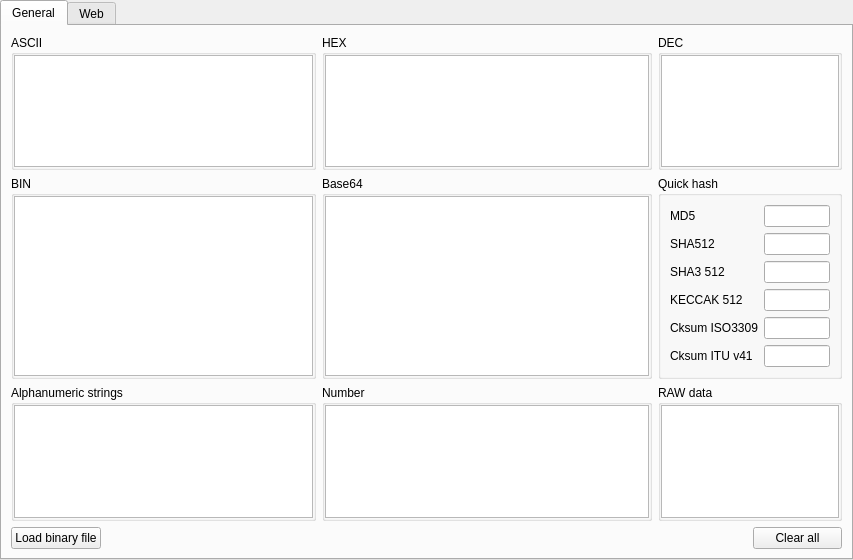
Before: the Qt Designer form ui/Encoding/UiEncoding.ui in caffedrine/CryptoPocketKnife, drawn with Qt 5.
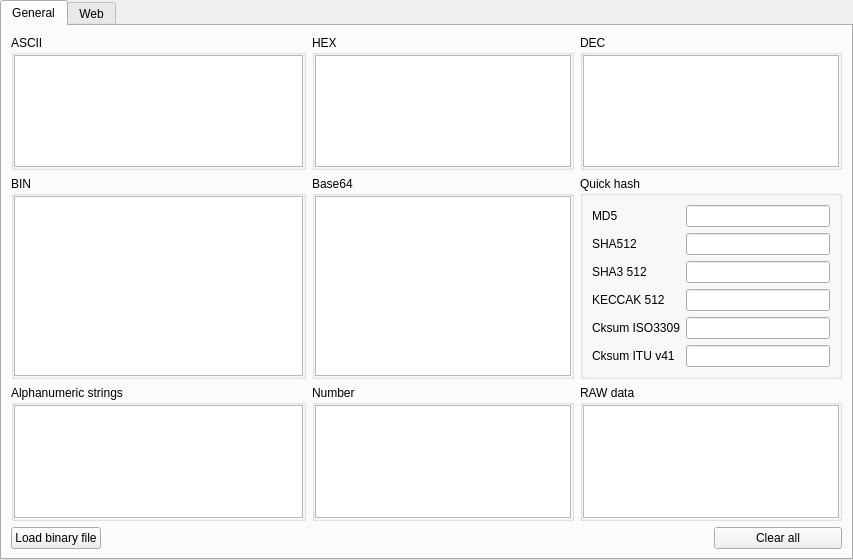
After: the same form once the commit is applied. Custom widgets are drawn as their Qt base class.

Commit message: add encoding stats

Patch:
```diff
--- a/ui/Encoding/UiEncoding.ui
+++ b/ui/Encoding/UiEncoding.ui
@@ -36,8 +36,44 @@
        <string>General</string>
       </attribute>
       <layout class="QGridLayout" name="gridLayout_35">
-       <item row="0" column="0" colspan="2">
-        <widget class="QGroupBox" name="groupBox_3">
+       <item row="2" column="0" colspan="4">
+        <widget class="QGroupBox" name="groupBox_AlphanumericStrings">
+         <property name="title">
+          <string>Alphanumeric strings</string>
+         </property>
+         <layout class="QGridLayout" name="gridLayout_32">
+          <property name="leftMargin">
+           <number>0</number>
+          </property>
+          <property name="topMargin">
+           <number>0</number>
+          </property>
+          <property name="rightMargin">
+           <number>0</number>
+          </property>
+          <property name="bottomMargin">
+           <number>0</number>
+          </property>
+          <item row="0" column="0">
+           <widget class="QTextEdit" name="textEdit_EncodeDecode_General_AlphanumericStrings">
+            <property name="acceptDrops">
+             <bool>false</bool>
+            </property>
+            <property name="html">
+             <string>&lt;!DOCTYPE HTML PUBLIC &quot;-//W3C//DTD HTML 4.0//EN&quot; &quot;http://www.w3.org/TR/REC-html40/strict.dtd&quot;&gt;
+&lt;html&gt;&lt;head&gt;&lt;meta name=&quot;qrichtext&quot; content=&quot;1&quot; /&gt;&lt;meta charset=&quot;utf-8&quot; /&gt;&lt;style type=&quot;text/css&quot;&gt;
+p, li { white-space: pre-wrap; }
+hr { height: 1px; border-width: 0; }
+&lt;/style&gt;&lt;/head&gt;&lt;body style=&quot; font-family:'Segoe UI'; font-size:9pt; font-weight:400; font-style:normal;&quot;&gt;
+&lt;p style=&quot;-qt-paragraph-type:empty; margin-top:0px; margin-bottom:0px; margin-left:0px; margin-right:0px; -qt-block-indent:0; text-indent:0px; font-family:'MS Shell Dlg 2'; font-size:8.25pt;&quot;&gt;&lt;br /&gt;&lt;/p&gt;&lt;/body&gt;&lt;/html&gt;</string>
+            </property>
+           </widget>
+          </item>
+         </layout>
+        </widget>
+       </item>
+       <item row="0" column="0" colspan="4">
+        <widget class="QGroupBox" name="groupBox_ASCII">
          <property name="title">
           <string>ASCII</string>
          </property>
@@ -64,36 +100,8 @@
          </layout>
         </widget>
        </item>
-       <item row="0" column="2" colspan="2">
-        <widget class="QGroupBox" name="groupBox_4">
-         <property name="title">
-          <string>HEX</string>
-         </property>
-         <layout class="QGridLayout" name="gridLayout_28">
-          <property name="leftMargin">
-           <number>0</number>
-          </property>
-          <property name="topMargin">
-           <number>0</number>
-          </property>
-          <property name="rightMargin">
-           <number>0</number>
-          </property>
-          <property name="bottomMargin">
-           <number>0</number>
-          </property>
-          <item row="0" column="0">
-           <widget class="QTextEdit" name="textEdit_EncodeDecode_General_HEX">
-            <property name="acceptDrops">
-             <bool>false</bool>
-            </property>
-           </widget>
-          </item>
-         </layout>
-        </widget>
-       </item>
-       <item row="0" column="4" colspan="2">
-        <widget class="QGroupBox" name="groupBox_5">
+       <item row="0" column="6" colspan="2">
+        <widget class="QGroupBox" name="groupBox_DEC">
          <property name="title">
           <string>DEC</string>
          </property>
@@ -120,12 +128,12 @@
          </layout>
         </widget>
        </item>
-       <item row="1" column="0" colspan="2">
-        <widget class="QGroupBox" name="groupBox_6">
+       <item row="2" column="4" colspan="2">
+        <widget class="QGroupBox" name="groupBox_Number">
          <property name="title">
-          <string>BIN</string>
+          <string>Number</string>
          </property>
-         <layout class="QGridLayout" name="gridLayout_30">
+         <layout class="QGridLayout" name="gridLayout_33">
           <property name="leftMargin">
            <number>0</number>
           </property>
@@ -139,53 +147,17 @@
            <number>0</number>
           </property>
           <item row="0" column="0">
-           <widget class="QTextEdit" name="textEdit_EncodeDecode_General_BIN">
+           <widget class="QTextEdit" name="textEdit_EncodeDecode_General_Number">
             <property name="acceptDrops">
              <bool>false</bool>
             </property>
-            <property name="html">
-             <string>&lt;!DOCTYPE HTML PUBLIC &quot;-//W3C//DTD HTML 4.0//EN&quot; &quot;http://www.w3.org/TR/REC-html40/strict.dtd&quot;&gt;
-&lt;html&gt;&lt;head&gt;&lt;meta name=&quot;qrichtext&quot; content=&quot;1&quot; /&gt;&lt;meta charset=&quot;utf-8&quot; /&gt;&lt;style type=&quot;text/css&quot;&gt;
-p, li { white-space: pre-wrap; }
-hr { height: 1px; border-width: 0; }
-&lt;/style&gt;&lt;/head&gt;&lt;body style=&quot; font-family:'Segoe UI'; font-size:9pt; font-weight:400; font-style:normal;&quot;&gt;
-&lt;p style=&quot;-qt-paragraph-type:empty; margin-top:0px; margin-bottom:0px; margin-left:0px; margin-right:0px; -qt-block-indent:0; text-indent:0px; font-family:'MS Shell Dlg 2'; font-size:8.25pt;&quot;&gt;&lt;br /&gt;&lt;/p&gt;&lt;/body&gt;&lt;/html&gt;</string>
-            </property>
            </widget>
           </item>
          </layout>
         </widget>
        </item>
-       <item row="1" column="2" colspan="2">
-        <widget class="QGroupBox" name="groupBox_7">
-         <property name="title">
-          <string>Base64</string>
-         </property>
-         <layout class="QGridLayout" name="gridLayout_31">
-          <property name="leftMargin">
-           <number>0</number>
-          </property>
-          <property name="topMargin">
-           <number>0</number>
-          </property>
-          <property name="rightMargin">
-           <number>0</number>
-          </property>
-          <property name="bottomMargin">
-           <number>0</number>
-          </property>
-          <item row="0" column="0">
-           <widget class="QTextEdit" name="textEdit_EncodeDecode_General_Base64">
-            <property name="acceptDrops">
-             <bool>false</bool>
-            </property>
-           </widget>
-          </item>
-         </layout>
-        </widget>
-       </item>
-       <item row="1" column="4" colspan="2">
-        <widget class="QGroupBox" name="groupBox">
+       <item row="1" column="6" colspan="2">
+        <widget class="QGroupBox" name="groupBox_QuickHash">
          <property name="title">
           <string>Quick hash</string>
          </property>
@@ -290,12 +262,26 @@
          </layout>
         </widget>
        </item>
-       <item row="2" column="0" colspan="2">
-        <widget class="QGroupBox" name="groupBox_8">
+       <item row="3" column="7">
+        <widget class="QPushButton" name="pushButton_EncodeDecode_General_ClearAll">
+         <property name="text">
+          <string>Clear all</string>
+         </property>
+        </widget>
+       </item>
+       <item row="3" column="0">
+        <widget class="QPushButton" name="pushButton_EncodeDecode_General_LoadBinary">
+         <property name="text">
+          <string>Load binary file</string>
+         </property>
+        </widget>
+       </item>
+       <item row="1" column="0" colspan="4">
+        <widget class="QGroupBox" name="groupBox_BIN">
          <property name="title">
-          <string>Alphanumeric strings</string>
+          <string>BIN</string>
          </property>
-         <layout class="QGridLayout" name="gridLayout_32">
+         <layout class="QGridLayout" name="gridLayout_30">
           <property name="leftMargin">
            <number>0</number>
           </property>
@@ -309,7 +295,7 @@
            <number>0</number>
           </property>
           <item row="0" column="0">
-           <widget class="QTextEdit" name="textEdit_EncodeDecode_General_AlphanumericStrings">
+           <widget class="QTextEdit" name="textEdit_EncodeDecode_General_BIN">
             <property name="acceptDrops">
              <bool>false</bool>
             </property>
@@ -326,12 +312,12 @@
          </layout>
         </widget>
        </item>
-       <item row="2" column="2" colspan="2">
-        <widget class="QGroupBox" name="groupBox_9">
+       <item row="0" column="4" colspan="2">
+        <widget class="QGroupBox" name="groupBox_HEX">
          <property name="title">
-          <string>Number</string>
+          <string>HEX</string>
          </property>
-         <layout class="QGridLayout" name="gridLayout_33">
+         <layout class="QGridLayout" name="gridLayout_28">
           <property name="leftMargin">
            <number>0</number>
           </property>
@@ -345,7 +331,7 @@
            <number>0</number>
           </property>
           <item row="0" column="0">
-           <widget class="QTextEdit" name="textEdit_EncodeDecode_General_Number">
+           <widget class="QTextEdit" name="textEdit_EncodeDecode_General_HEX">
             <property name="acceptDrops">
              <bool>false</bool>
             </property>
@@ -354,8 +340,8 @@
          </layout>
         </widget>
        </item>
-       <item row="2" column="4" colspan="2">
-        <widget class="QGroupBox" name="groupBox_10">
+       <item row="2" column="6" colspan="2">
+        <widget class="QGroupBox" name="groupBox_RawData">
          <property name="title">
           <string>RAW data</string>
          </property>
@@ -378,58 +364,46 @@
          </layout>
         </widget>
        </item>
-       <item row="3" column="0">
-        <widget class="QPushButton" name="pushButton_EncodeDecode_General_LoadBinary">
-         <property name="text">
-          <string>Load binary file</string>
+       <item row="1" column="4" colspan="2">
+        <widget class="QGroupBox" name="groupBox_Base64">
+         <property name="title">
+          <string>Base64</string>
+         </property>
+         <layout class="QGridLayout" name="gridLayout_31">
+          <property name="leftMargin">
+           <number>0</number>
+          </property>
+          <property name="topMargin">
+           <number>0</number>
+          </property>
+          <property name="rightMargin">
+           <number>0</number>
+          </property>
+          <property name="bottomMargin">
+           <number>0</number>
+          </property>
+          <item row="0" column="0">
+           <widget class="QTextEdit" name="textEdit_EncodeDecode_General_Base64">
+            <property name="acceptDrops">
+             <bool>false</bool>
          </property>
         </widget>
        </item>
-       <item row="3" column="5">
-        <widget class="QPushButton" name="pushButton_EncodeDecode_General_ClearAll">
-         <property name="text">
-          <string>Clear all</string>
-         </property>
+         </layout>
         </widget>
        </item>
        <item row="3" column="1">
-        <spacer name="horizontalSpacer_4">
-         <property name="orientation">
-          <enum>Qt::Horizontal</enum>
+        <widget class="QLabel" name="label_ElapsedTime">
+         <property name="sizePolicy">
+          <sizepolicy hsizetype="Maximum" vsizetype="Preferred">
+           <horstretch>0</horstretch>
+           <verstretch>0</verstretch>
+          </sizepolicy>
          </property>
-         <property name="sizeHint" stdset="0">
-          <size>
-           <width>248</width>
-           <height>20</height>
-          </size>
+         <property name="text">
+          <string/>
          </property>
-        </spacer>
-       </item>
-       <item row="3" column="2">
-        <spacer name="horizontalSpacer_2">
-         <property name="orientation">
-          <enum>Qt::Horizontal</enum>
-         </property>
-         <property name="sizeHint" stdset="0">
-          <size>
-           <width>289</width>
-           <height>14</height>
-          </size>
-         </property>
-        </spacer>
-       </item>
-       <item row="3" column="3" colspan="2">
-        <spacer name="horizontalSpacer_3">
-         <property name="orientation">
-          <enum>Qt::Horizontal</enum>
-         </property>
-         <property name="sizeHint" stdset="0">
-          <size>
-           <width>247</width>
-           <height>20</height>
-          </size>
-         </property>
-        </spacer>
+        </widget>
        </item>
       </layout>
      </widget>
```
Lines whose indentation alone changed are shown as unchanged. The commit also changes 2 other files.
